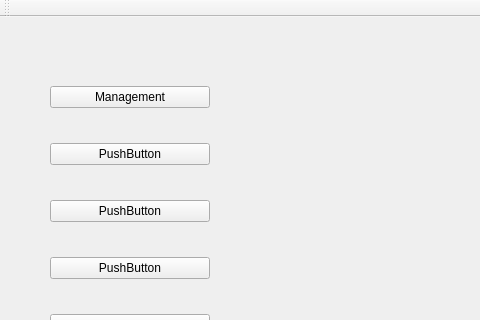
This is cleansky_LMSM/ui_to_py_by_qtdesigner/Menu.ui in HouzeZHANG/CSLMSM as Qt 5 draws it before an edit; both pictures show x 0 to 480 and y 0 to 320 of the 800 by 600 pixel window. The edited form follows.
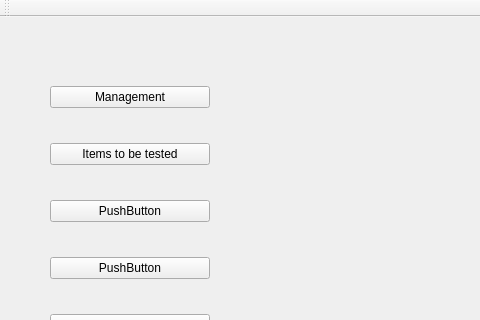
This is the edited form.

What changed in the file:
```diff
--- a/cleansky_LMSM/ui_to_py_by_qtdesigner/Menu.ui
+++ b/cleansky_LMSM/ui_to_py_by_qtdesigner/Menu.ui
@@ -34,7 +34,7 @@
      <item>
       <widget class="QPushButton" name="pushButton_3">
        <property name="text">
-        <string>PushButton</string>
+        <string>Items to be tested</string>
        </property>
       </widget>
      </item>
```
